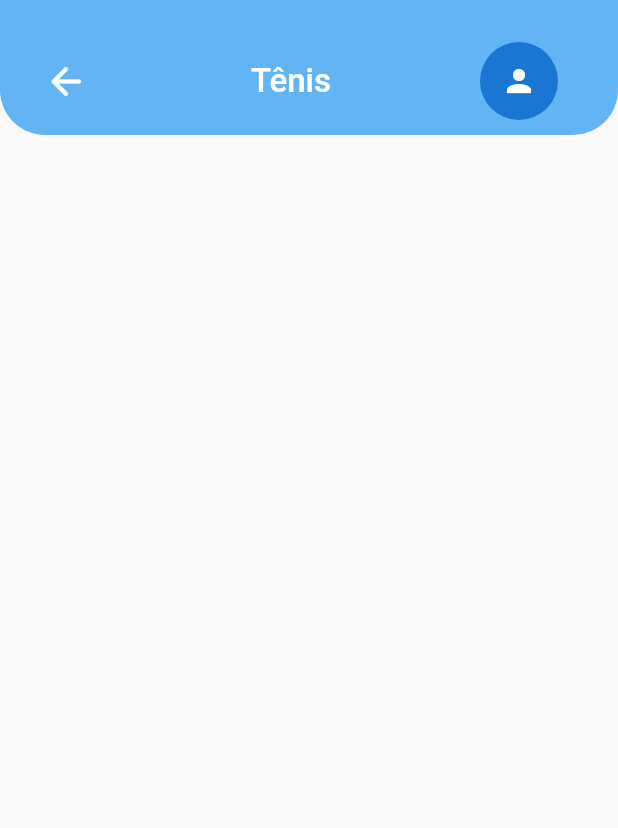
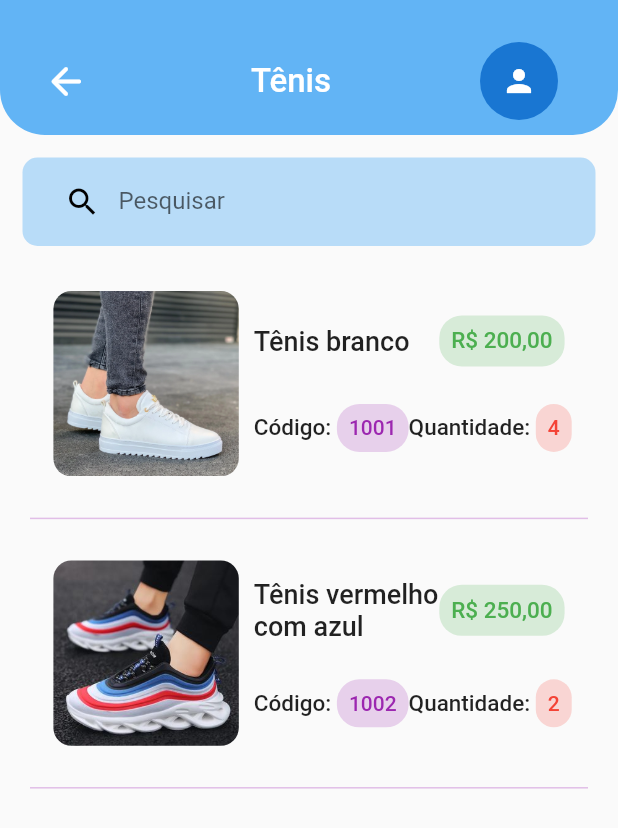
Before and after one commit to guiqmaia/gear, a Flutter app: the InventoryPage screen opened directly, after a tap on "Tênis", on a phone screen of 412 x 824 dp. Shown: the top 828 px of the screen. Run offline on Flutter 3.47's test engine with Material 2 defaults, Android fonts, the phone set to English and light mode, and no system bars; our stand-ins replace fl_chart.

Commit message:
[add] add product container

```diff
--- a/lib/core/app_assets.dart
+++ b/lib/core/app_assets.dart
@@ -5,7 +5,10 @@ String imgPants = 'assets/images/pants.png';
 String imgSneakers = 'assets/images/sneakers.png';
 String imgTshirt = 'assets/images/tshirt.png';
 String imgBusinessMan = 'assets/images/empresario.jpeg';
+String imgWhiteSneakers = 'assets/images/white_sneakers.webp';
+String imgRedBlueSneakers = 'assets/images/red_blue_sneakers.jpg';
 
 // icons
 String iconFacebook = 'assets/icons/facebook.png';
 String iconGoogle = 'assets/icons/google.png';
+String iconEmail = 'assets/icons/email.png';
--- a/lib/presenter/category/category_page.dart
+++ b/lib/presenter/category/category_page.dart
@@ -2,8 +2,11 @@ import 'package:flutter/material.dart';
 import 'package:flutter/src/foundation/key.dart';
 import 'package:flutter/src/widgets/framework.dart';
 
+import '../../core/app_assets.dart';
 import '../inventory/inventory_page.dart';
+import '../shared/widgets/text_field_app.dart';
 import '../shared/widgets/top_bar_app.dart';
+import 'widgets/container_product_category.dart';
 
 class CategoryPage extends StatelessWidget {
   final String categoryTitle;
@@ -20,11 +23,43 @@ class CategoryPage extends StatelessWidget {
     return Scaffold(
       body: SingleChildScrollView(
         child: Column(
+          mainAxisAlignment: MainAxisAlignment.start,
           children: [
             TopBarApp(
               title: categoryTitle,
               pageRoute: const InventoryPage(),
               isProfile: true,
+            ),
+            TextFieldApp(
+              labelItem: 'Pesquisar',
+              iconInput: Icons.search,
+              typeController: null,
+            ),
+            ContainerProductCategory(
+              productName: 'Tênis branco',
+              productPrice: 'R\$ 200,00',
+              productCode: 1001,
+              productQuantity: 4,
+              productImg: imgWhiteSneakers,
+            ),
+            Divider(
+              thickness: 1,
+              indent: 20,
+              endIndent: 20,
+              color: Colors.purple.shade100,
+            ),
+            ContainerProductCategory(
+              productName: 'Tênis vermelho com azul',
+              productPrice: 'R\$ 250,00',
+              productCode: 1002,
+              productQuantity: 2,
+              productImg: imgRedBlueSneakers,
+            ),
+            Divider(
+              thickness: 1,
+              indent: 20,
+              endIndent: 20,
+              color: Colors.purple.shade100,
             ),
           ],
         ),
--- /dev/null
+++ b/lib/presenter/category/widgets/container_product_category.dart
@@ -0,0 +1,141 @@
+import 'package:flutter/material.dart';
+
+class ContainerProductCategory extends StatelessWidget {
+  final String productName;
+  final String productPrice;
+  final int productQuantity;
+  final int productCode;
+  final dynamic productImg;
+
+  const ContainerProductCategory({
+    Key? key,
+    required this.productName,
+    required this.productPrice,
+    required this.productQuantity,
+    required this.productCode,
+    required this.productImg,
+  }) : super(key: key);
+
+  @override
+  Widget build(BuildContext context) {
+    return Container(
+      width: MediaQuery.of(context).size.width * 0.9,
+      margin: const EdgeInsets.symmetric(
+        horizontal: 20,
+        vertical: 10,
+      ),
+      padding: const EdgeInsets.symmetric(
+        horizontal: 15,
+        vertical: 10,
+      ),
+      decoration: const BoxDecoration(
+        color: Colors.transparent,
+      ),
+      child: Row(
+        mainAxisAlignment: MainAxisAlignment.spaceBetween,
+        children: [
+          ClipRRect(
+            borderRadius: BorderRadius.circular(12),
+            child: Image.asset(
+              productImg,
+              height: MediaQuery.of(context).size.height * 0.15,
+            ),
+          ),
+          const SizedBox(width: 10),
+          Expanded(
+            child: Column(
+              children: [
+                Row(
+                  mainAxisAlignment: MainAxisAlignment.spaceBetween,
+                  children: [
+                    Expanded(
+                      child: Text(
+                        productName,
+                        overflow: TextOverflow.fade,
+                        style: const TextStyle(
+                          fontSize: 18,
+                          fontWeight: FontWeight.w500,
+                        ),
+                      ),
+                    ),
+                    Container(
+                      padding: const EdgeInsets.all(8),
+                      decoration: BoxDecoration(
+                        color: Colors.green.withOpacity(0.2),
+                        borderRadius: BorderRadius.circular(15),
+                      ),
+                      child: Text(
+                        productPrice,
+                        style: const TextStyle(
+                          fontSize: 15,
+                          fontWeight: FontWeight.w500,
+                          color: Colors.green,
+                        ),
+                      ),
+                    ),
+                  ],
+                ),
+                const SizedBox(height: 25),
+                Row(
+                  mainAxisAlignment: MainAxisAlignment.spaceBetween,
+                  children: [
+                    Row(
+                      children: [
+                        const Text(
+                          'Código: ',
+                          style: TextStyle(
+                            fontSize: 15,
+                            fontWeight: FontWeight.w500,
+                          ),
+                        ),
+                        Container(
+                          padding: const EdgeInsets.all(8),
+                          decoration: BoxDecoration(
+                            color: Colors.purple.withOpacity(0.2),
+                            borderRadius: BorderRadius.circular(15),
+                          ),
+                          child: Text(
+                            '$productCode',
+                            style: const TextStyle(
+                              color: Colors.purple,
+                              fontWeight: FontWeight.w500,
+                            ),
+                          ),
+                        ),
+                      ],
+                    ),
+                    Row(
+                      children: [
+                        const Text(
+                          'Quantidade: ',
+                          style: TextStyle(
+                            fontSize: 15,
+                            fontWeight: FontWeight.w500,
+                          ),
+                        ),
+                        Container(
+                          padding: const EdgeInsets.all(8),
+                          decoration: BoxDecoration(
+                            color: Colors.red.withOpacity(0.2),
+                            borderRadius: BorderRadius.circular(15),
+                          ),
+                          child: Text(
+                            '$productQuantity',
+                            style: const TextStyle(
+                              color: Colors.red,
+                              fontWeight: FontWeight.w500,
+                            ),
+                          ),
+                        ),
+                      ],
+                    ),
+                  ],
+                ),
+              ],
+            ),
+          ),
+        ],
+      ),
+    );
+  }
+}
--- a/lib/presenter/inventory/widgets/body_inventory_page.dart
+++ b/lib/presenter/inventory/widgets/body_inventory_page.dart
@@ -11,8 +11,8 @@ class BodyInventoryPage extends StatelessWidget {
   @override
   Widget build(BuildContext context) {
     return Column(
-      children: const [
-        TopBarApp(
+      children: [
+        const TopBarApp(
           title: 'Estoque',
           pageRoute: HomePage(),
           isProfile: true,
@@ -21,10 +21,9 @@ class BodyInventoryPage extends StatelessWidget {
           labelItem: 'Pesquisar',
           iconInput: Icons.search,
           typeController: null,
-          isObscured: false,
         ),
-        SizedBox(height: 10),
-        WrapContainerCategory(),
+        const SizedBox(height: 10),
+        const WrapContainerCategory(),
       ],
     );
   }
--- a/lib/presenter/product_signup/Widgets/product_signup_body.dart
+++ b/lib/presenter/product_signup/Widgets/product_signup_body.dart
@@ -24,7 +24,7 @@ class SignupPageBody extends StatelessWidget {
             width: MediaQuery.of(context).size.width,
             child: ListView(
               physics: const BouncingScrollPhysics(),
-              children: const [
+              children: [
                 TextFieldApp(
                   labelItem: 'Nome',
                   iconInput: Icons.format_color_text_sharp,
--- a/lib/presenter/sales/widgets/wrap_textfield_sale.dart
+++ b/lib/presenter/sales/widgets/wrap_textfield_sale.dart
@@ -56,25 +56,21 @@ class _WrapTextFieldSaleState extends State<WrapTextFieldSale> {
           labelItem: 'Código do produto',
           iconInput: Icons.code_rounded,
           typeController: widget.codeController,
-          isObscured: false,
         ),
         TextFieldApp(
           labelItem: 'Preço do produto',
           iconInput: Icons.price_check_rounded,
           typeController: widget.priceController,
-          isObscured: false,
         ),
         TextFieldApp(
           labelItem: 'Desconto',
           iconInput: Icons.price_change_rounded,
           typeController: widget.descountController,
-          isObscured: false,
         ),
         TextFieldApp(
           labelItem: 'Quantidade',
           iconInput: Icons.production_quantity_limits_rounded,
           typeController: widget.quantityController,
-          isObscured: false,
         ),
         const DropDownInputSale(
           dropdownList: [
@@ -95,7 +91,6 @@ class _WrapTextFieldSaleState extends State<WrapTextFieldSale> {
           labelItem: 'Total',
           iconInput: Icons.attach_money_rounded,
           typeController: widget.totalController,
-          isObscured: false,
         ),
       ],
     );
--- a/lib/presenter/shared/widgets/text_field_app.dart
+++ b/lib/presenter/shared/widgets/text_field_app.dart
@@ -4,14 +4,14 @@ class TextFieldApp extends StatelessWidget {
   final String labelItem;
   final IconData iconInput;
   final dynamic typeController;
-  final bool? isObscured;
+  bool? isObscured;
 
-  const TextFieldApp({
+  TextFieldApp({
     Key? key,
     required this.labelItem,
     required this.iconInput,
     required this.typeController,
-    this.isObscured,
+    this.isObscured = false,
   }) : super(key: key);
 
   @override
```
Also changed, not shown: assets/images/red_blue_sneakers.jpg (added), assets/images/white_sneakers.webp (added), lib/presenter/category/widgets/body_category_page.dart (added).
